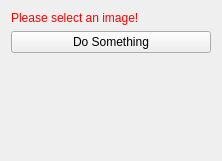
The window that Examples/Plugins/org.mitk.example.gui.icpregistration/src/internal/IterativeClosestPointRegistrationControls.ui (MITK/MITK) describes before a commit, drawn with Qt 5.
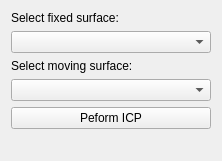
The same window after the commit. Custom widgets are drawn as their Qt base class.

Commit message: Added UI elements to select surfaces and to perform the ICP

What changed in the file:
```diff
--- a/Examples/Plugins/org.mitk.example.gui.icpregistration/src/internal/IterativeClosestPointRegistrationControls.ui
+++ b/Examples/Plugins/org.mitk.example.gui.icpregistration/src/internal/IterativeClosestPointRegistrationControls.ui
@@ -21,22 +21,29 @@
   </property>
   <layout class="QVBoxLayout" name="verticalLayout">
    <item>
-    <widget class="QLabel" name="labelWarning">
-     <property name="styleSheet">
-      <string notr="true">QLabel { color: rgb(255, 0, 0) }</string>
-     </property>
+    <widget class="QLabel" name="label">
      <property name="text">
-      <string>Please select an image!</string>
+      <string>Select fixed surface:</string>
      </property>
     </widget>
    </item>
    <item>
-    <widget class="QPushButton" name="buttonPerformImageProcessing">
-     <property name="toolTip">
-      <string>Do image processing</string>
+    <widget class="QmitkDataStorageComboBox" name="m_comboBoxFixedSurface"/>
+   </item>
+   <item>
+    <widget class="QLabel" name="label_2">
+     <property name="text">
+      <string>Select moving surface:</string>
      </property>
+    </widget>
+   </item>
+   <item>
+    <widget class="QmitkDataStorageComboBox" name="m_comboBoxMovingSurface"/>
+   </item>
+   <item>
+    <widget class="QPushButton" name="m_performICP">
      <property name="text">
-      <string>Do Something</string>
+      <string>Peform ICP</string>
      </property>
     </widget>
    </item>
@@ -59,6 +66,13 @@
   </layout>
  </widget>
  <layoutdefault spacing="6" margin="11"/>
+ <customwidgets>
+  <customwidget>
+   <class>QmitkDataStorageComboBox</class>
+   <extends>QComboBox</extends>
+   <header>QmitkDataStorageComboBox.h</header>
+  </customwidget>
+ </customwidgets>
  <resources/>
  <connections/>
 </ui>
```
The commit also changes 3 other files.
